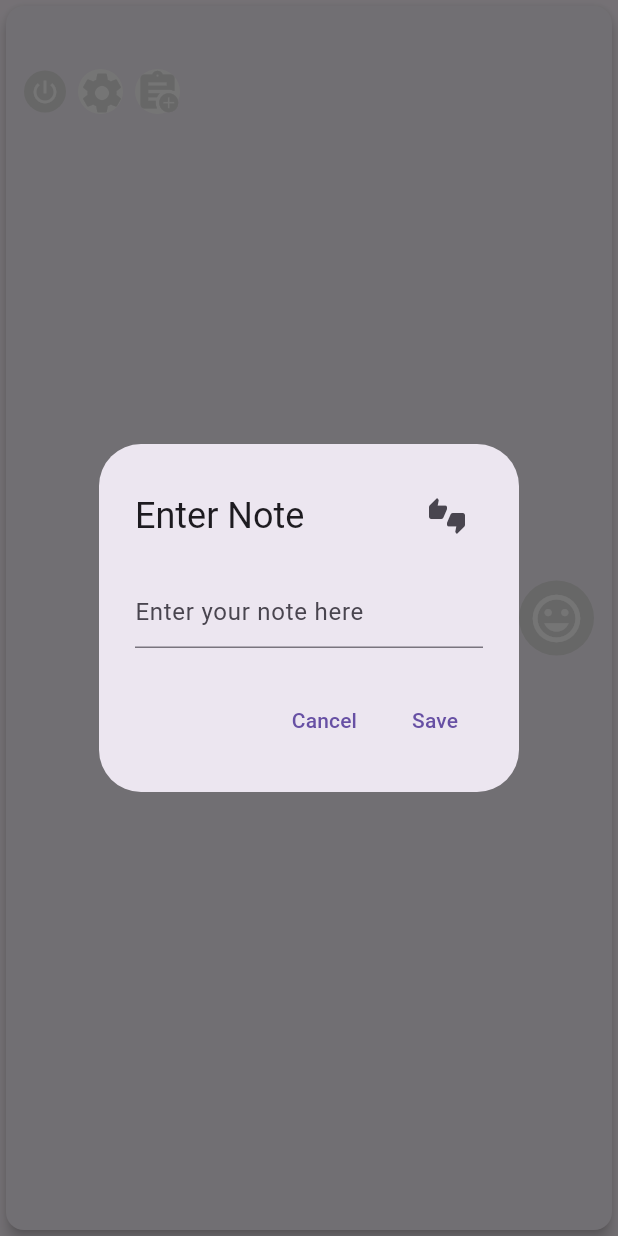
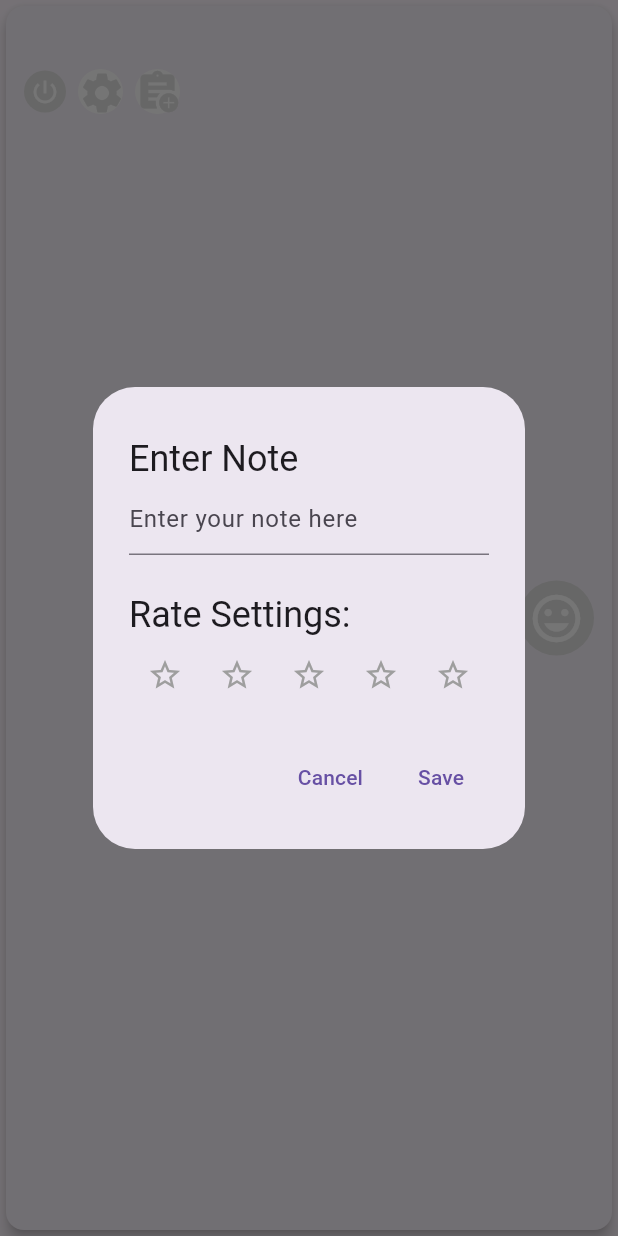
Before and after one commit to TylerHight/Que-App, a Flutter app: the DeviceRemote widget shown alone on an empty page, opened directly with empty values, after a tap on the "assignment add" icon, on a phone screen of 412 x 824 dp. Run offline on Flutter 3.47's test engine with Material 3 defaults, Android fonts, the phone set to English and light mode, and no system bars; our stand-ins replace flutter_blue, syncfusion_flutter_charts.

Commit message:
removed additional popup for rating

```diff
--- a/lib/screens/home_screen/utils/device_remote.dart
+++ b/lib/screens/home_screen/utils/device_remote.dart
@@ -140,28 +140,39 @@ class DeviceRemote extends StatelessWidget {
       context: context,
       builder: (BuildContext context) {
         return AlertDialog(
-          title: Row(
-            mainAxisAlignment: MainAxisAlignment.spaceBetween,
+          title: Column(
+            crossAxisAlignment: CrossAxisAlignment.start,
             children: [
+              SizedBox(height: 8),
               Text('Enter Note'),
-              IconButton(
-                icon: Icon(Icons.thumbs_up_down),
-                onPressed: () {
-                  _showRatingDialog(context, (int selectedRating) {
-                    // Update the rating when the user selects a value
-                    rating = selectedRating;
-                  });
+              TextField(
+                onChanged: (value) {
+                  // You can update the note variable if needed
+                  // note = value;
                 },
+                controller: noteController,
+                decoration: InputDecoration(hintText: 'Enter your note here'),
+              ),
+              SizedBox(height: 24), // Add more space between the note field and the rating
+              Text('Rate Settings:'),
+              Row(
+                mainAxisAlignment: MainAxisAlignment.center,
+                children: List.generate(
+                  5,
+                      (index) => IconButton(
+                    icon: Icon(
+                      index < rating ? Icons.star : Icons.star_border,
+                      color: index < rating ? Colors.orange : Colors.grey,
+                    ),
+                    onPressed: () {
+                      // Update the selectedRating when a star is tapped
+                      rating = index + 1;
+                      Navigator.of(context).pop();
+                    },
+                  ),
+                ),
               ),
             ],
-          ),
-          content: TextField(
-            onChanged: (value) {
-              // You can update the note variable if needed
-              // note = value;
-            },
-            controller: noteController,
-            decoration: InputDecoration(hintText: 'Enter your note here'),
           ),
           actions: <Widget>[
             TextButton(
@@ -184,43 +195,5 @@ class DeviceRemote extends StatelessWidget {
     );
   }
 
-  void _showRatingDialog(BuildContext context, Function(int) onRatingSelected) {
-    int selectedRating = 0;
-
-    showDialog(
-      context: context,
-      builder: (BuildContext context) {
-        return StatefulBuilder(
-          builder: (context, setState) {
-            return AlertDialog(
-              title: Text('Rate Current Settings'),
-              content: Row(
-                mainAxisAlignment: MainAxisAlignment.center,
-                children: List.generate(
-                  5,
-                      (index) => IconButton(
-                    icon: Icon(
-                      index < selectedRating ? Icons.star : Icons.star_border,
-                      color: index < selectedRating ? Colors.orange : Colors.grey,
-                    ),
-                    onPressed: () {
-                      // Update the selectedRating when a star is tapped
-                      selectedRating = index + 1;
-                      setState(() {}); // Trigger a rebuild to update the star colors
-                      Future.delayed(Duration(milliseconds: 500), () {
-                        onRatingSelected(selectedRating);
-                        Navigator.of(context).pop();
-                      });
-                    },
-                  ),
-                ),
-              ),
-            );
-          },
-        );
-      },
-    );
-  }
-
 
 }
```
